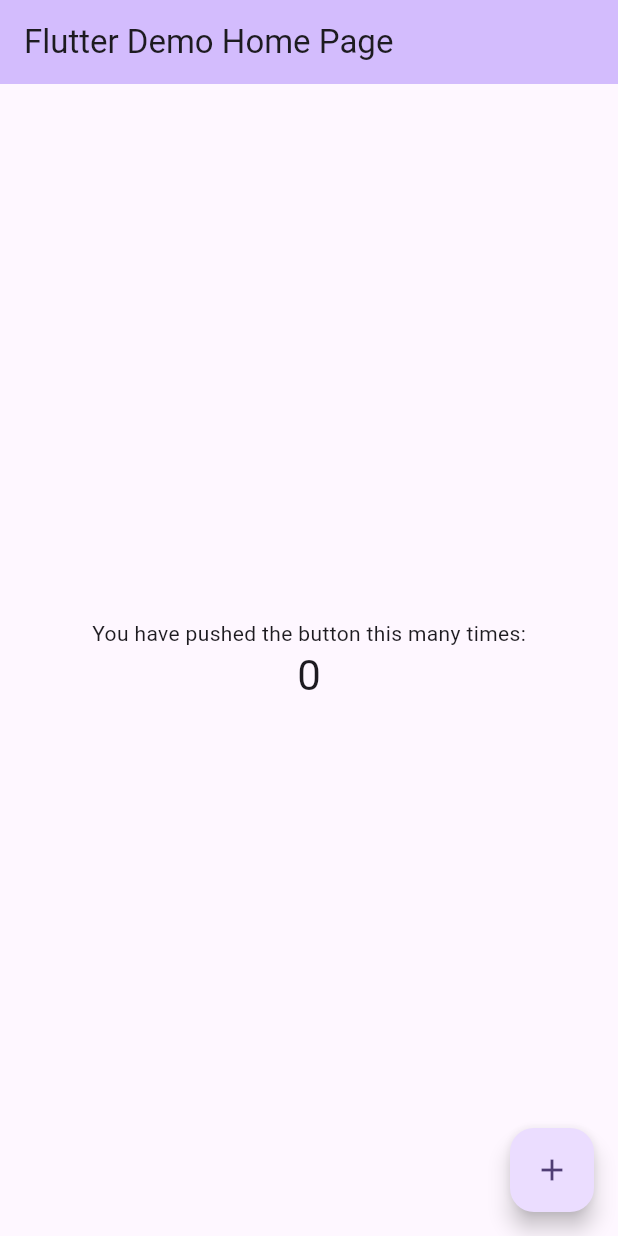
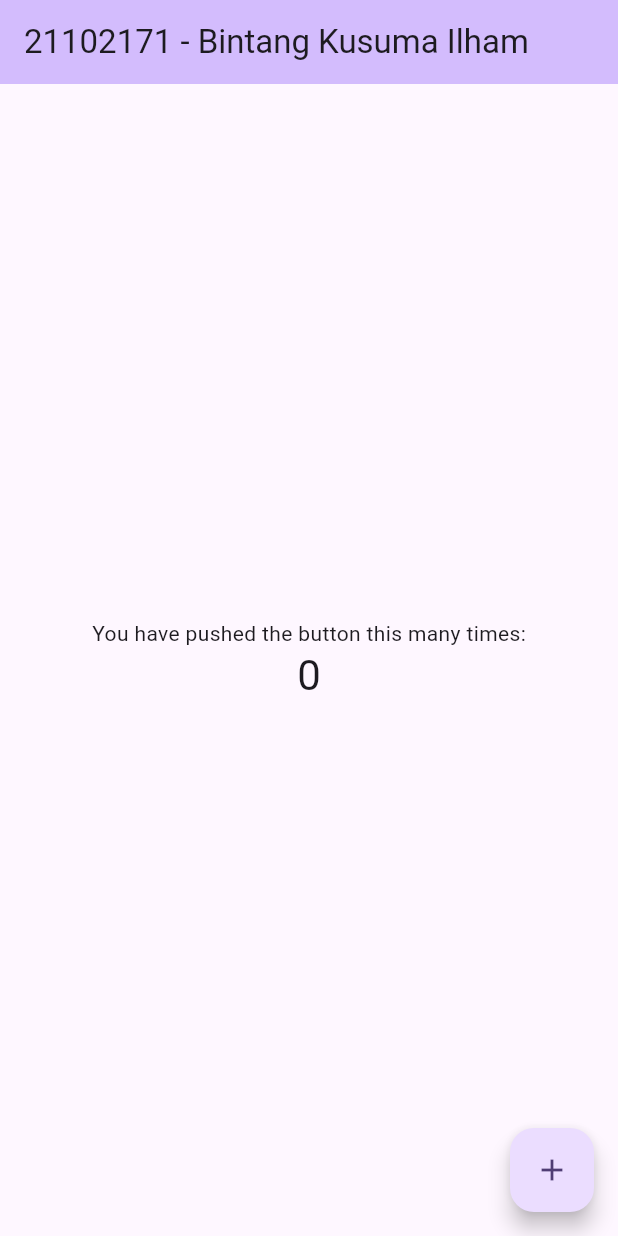
Before and after one commit to BKIlham/21102171_ti3_ppb2324-2, a Flutter app: the screen it shows after launch, on a phone screen of 412 x 824 dp. Run offline on Flutter 3.47's test engine with Material 3 defaults, Android fonts, the phone set to English and light mode, and no system bars.

Commit message:
Tugas Praktikum - Mengubah Header

```diff
--- a/praktikum_01/lib/main.dart
+++ b/praktikum_01/lib/main.dart
@@ -31,7 +31,7 @@ class MyApp extends StatelessWidget {
         colorScheme: ColorScheme.fromSeed(seedColor: Colors.deepPurple),
         useMaterial3: true,
       ),
-      home: const MyHomePage(title: 'Flutter Demo Home Page'),
+      home: const MyHomePage(title: '21102171 - Bintang Kusuma Ilham'),
     );
   }
 }
```
